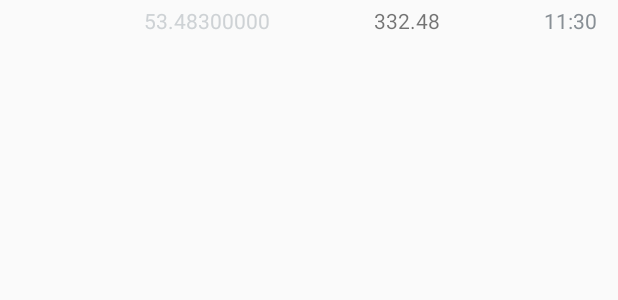
After one commit to mIbrahim017/GDAX, an Android app: the layout completed_trade.xml on its own in the app's theme, with its tools: preview values and no code run, on a phone screen of 412 x 824 dp. The commit adds this screen. Shown: the top 300 px of the screen. Run offline under Robolectric (Android 15) with nearby library versions, the phone set to English and light mode, and no system bars.

```diff
--- a/app/build.gradle
+++ b/app/build.gradle
@@ -39,6 +39,7 @@ dependencies {
     // Anko Layouts
     compile "org.jetbrains.anko:anko-sdk25:$anko_version" // sdk15, sdk19, sdk21, sdk23 are also available
     compile "org.jetbrains.anko:anko-appcompat-v7:$anko_version"
+    compile 'org.jetbrains.anko:anko-recyclerview-v7:0.9'
 
     // Coroutine listeners for Anko Layouts
     compile "org.jetbrains.anko:anko-sdk25-coroutines:$anko_version"
@@ -56,6 +57,8 @@ dependencies {
 
     compile "android.arch.persistence.room:runtime:1.0.0-alpha3"
     kapt  "android.arch.persistence.room:compiler:1.0.0-alpha3"
+    compile 'com.android.support:recyclerview-v7:25.3.1'
+    compile 'com.android.support.constraint:constraint-layout:1.0.2'
 }
 repositories {
     mavenCentral()
--- a/app/src/main/java/com/app/gdax/DatabaseHelper.kt
+++ b/app/src/main/java/com/app/gdax/DatabaseHelper.kt
@@ -1,5 +1,6 @@
 package com.app.gdax
 
+import android.arch.lifecycle.LiveData
 import android.arch.persistence.room.*
 
 /**
@@ -120,6 +121,10 @@ interface MatchOrdersDao {
 
     @Delete
     fun delete(matchOrders: List<MatchOrder>)
+
+
+    @Query("SELECT * FROM MATCH_ORDERS ORDER BY SEQUENCE DESC")
+    fun loadMatchedOrdersSync(): LiveData<List<MatchOrder>>
 }
 
 
--- a/app/src/main/java/com/app/gdax/SocketHelper.kt
+++ b/app/src/main/java/com/app/gdax/SocketHelper.kt
@@ -1,5 +1,6 @@
 package com.app.gdax
 
+import android.os.Looper
 import okhttp3.*
 import java.util.concurrent.TimeUnit
 
--- /dev/null
+++ b/app/src/main/res/layout/completed_trade.xml
@@ -0,0 +1,69 @@
+<?xml version="1.0" encoding="utf-8"?>
+<android.support.constraint.ConstraintLayout xmlns:android="http://schemas.android.com/apk/res/android"
+    xmlns:app="http://schemas.android.com/apk/res-auto"
+    xmlns:tools="http://schemas.android.com/tools"
+    android:layout_width="match_parent"
+    android:layout_height="25dp"
+    tools:layout_editor_absoluteY="81dp"
+    tools:layout_editor_absoluteX="0dp">
+
+
+    <View
+        android:id="@+id/sizeBar"
+        android:layout_width="25dp"
+        android:layout_height="0dp"
+        tools:layout_constraintTop_creator="1"
+        tools:layout_constraintBottom_creator="1"
+        app:layout_constraintBottom_toBottomOf="parent"
+        tools:layout_constraintLeft_creator="1"
+        app:layout_constraintLeft_toLeftOf="parent"
+        app:layout_constraintTop_toTopOf="parent"/>
+
+    <TextView
+        android:id="@+id/sizeTextView"
+        android:layout_width="90dp"
+        android:layout_height="wrap_content"
+        android:layout_marginStart="90dp"
+        android:gravity="end"
+        android:text="53.48300000"
+        android:textAlignment="textEnd"
+        android:textColor="#ced2d5"
+        tools:layout_constraintTop_creator="1"
+        android:layout_marginTop="4dp"
+        tools:layout_constraintLeft_creator="1"
+        app:layout_constraintLeft_toLeftOf="parent"
+        app:layout_constraintTop_toTopOf="parent"
+        android:layout_marginLeft="90dp"/>
+
+    <TextView
+        android:id="@+id/priceTextView"
+        android:layout_width="wrap_content"
+        android:layout_height="wrap_content"
+        android:text="332.48"
+        android:layout_marginEnd="55dp"
+        app:layout_constraintRight_toLeftOf="@+id/timeTextView"
+        tools:layout_constraintTop_creator="1"
+        tools:layout_constraintRight_creator="1"
+        android:layout_marginStart="55dp"
+        android:layout_marginTop="4dp"
+        tools:layout_constraintLeft_creator="1"
+        app:layout_constraintTop_toTopOf="parent"
+        app:layout_constraintLeft_toRightOf="@+id/sizeTextView"
+        android:layout_marginLeft="55dp"
+        android:layout_marginRight="55dp"/>
+
+    <TextView
+        android:id="@+id/timeTextView"
+        android:layout_width="wrap_content"
+        android:layout_height="wrap_content"
+        android:text="11:30"
+        android:textColor="#888f95"
+        android:layout_marginEnd="14dp"
+        tools:layout_constraintTop_creator="1"
+        tools:layout_constraintRight_creator="1"
+        app:layout_constraintRight_toRightOf="parent"
+        android:layout_marginTop="4dp"
+        app:layout_constraintTop_toTopOf="parent"
+        android:layout_marginRight="14dp"/>
+
+</android.support.constraint.ConstraintLayout>
```
Also changed, not shown: app/src/main/java/com/app/gdax/AdapterHelper.kt (added, +71 -0 lines), app/src/main/java/com/app/gdax/Exts.kt (+8 -0 lines), app/src/main/java/com/app/gdax/MainActivity.kt (+37 -15 lines), app/src/main/java/com/app/gdax/NavDrawer.kt (added, +37 -0 lines).
